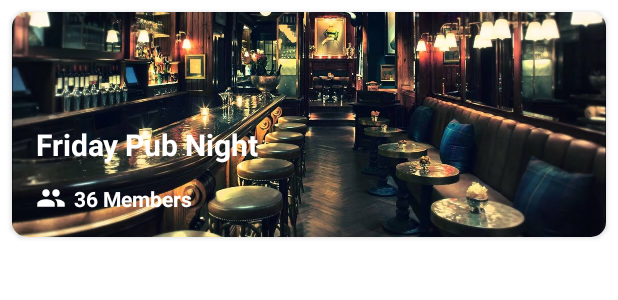
After one commit to Sespeck/NUMAD22Su_Team24_Puddle, an Android app: the layout map_puddle.xml on its own in the app's theme, with its tools: preview values and no code run, on a phone screen of 412 x 824 dp. The commit adds this screen. Shown: the top 300 px of the screen. Run offline under Robolectric (Android 15) with nearby library versions, the phone set to English and light mode, and no system bars.

Commit message:
Add marker callout xml and marker iconss

```diff
--- /dev/null
+++ b/app/src/main/res/drawable/member_icon.xml
@@ -0,0 +1,5 @@
+<vector android:height="24dp" android:tint="#FFFFFF"
+    android:viewportHeight="24" android:viewportWidth="24"
+    android:width="24dp" xmlns:android="http://schemas.android.com/apk/res/android">
+    <path android:fillColor="@android:color/white" android:pathData="M16,11c1.66,0 2.99,-1.34 2.99,-3S17.66,5 16,5c-1.66,0 -3,1.34 -3,3s1.34,3 3,3zM8,11c1.66,0 2.99,-1.34 2.99,-3S9.66,5 8,5C6.34,5 5,6.34 5,8s1.34,3 3,3zM8,13c-2.33,0 -7,1.17 -7,3.5L1,19h14v-2.5c0,-2.33 -4.67,-3.5 -7,-3.5zM16,13c-0.29,0 -0.62,0.02 -0.97,0.05 1.16,0.84 1.97,1.97 1.97,3.45L17,19h6v-2.5c0,-2.33 -4.67,-3.5 -7,-3.5z"/>
+</vector>
--- /dev/null
+++ b/app/src/main/res/layout/map_puddle.xml
@@ -0,0 +1,73 @@
+<?xml version="1.0" encoding="utf-8"?>
+<androidx.constraintlayout.widget.ConstraintLayout xmlns:android="http://schemas.android.com/apk/res/android"
+    xmlns:app="http://schemas.android.com/apk/res-auto"
+    xmlns:tools="http://schemas.android.com/tools"
+    android:layout_width="match_parent"
+    android:layout_height="wrap_content"
+    android:backgroundTint="#FFFFFF">
+
+    <androidx.cardview.widget.CardView
+        android:layout_width="match_parent"
+        android:layout_height="wrap_content"
+        android:layout_marginBottom="8dp"
+        android:layout_marginEnd="8dp"
+        android:layout_marginStart="8dp"
+        android:layout_marginTop="8dp"
+        android:background="@color/white"
+        android:backgroundTint="#FFFFFF"
+        app:cardCornerRadius="10dp"
+        app:contentPadding="0dp"
+        app:layout_constraintBottom_toBottomOf="parent"
+        app:layout_constraintEnd_toEndOf="parent"
+        app:layout_constraintStart_toStartOf="parent"
+        app:layout_constraintTop_toTopOf="parent">
+
+        <RelativeLayout
+            android:layout_width="match_parent"
+            android:layout_height="match_parent">
+
+            <ImageView
+                android:id="@+id/puddle_bg"
+                android:layout_width="match_parent"
+                android:layout_height="150dp"
+                android:scaleType="centerCrop"
+                tools:srcCompat="@drawable/pub_night" />
+
+            <ImageView
+                android:id="@+id/members_icon"
+                android:layout_width="20dp"
+                android:layout_height="20dp"
+                android:layout_alignBottom="@+id/puddle_bg"
+                android:layout_marginLeft="16dp"
+                android:layout_marginBottom="16dp"
+                app:srcCompat="@drawable/member_icon" />
+
+            <TextView
+                android:id="@+id/members_count"
+                android:layout_width="wrap_content"
+                android:layout_height="wrap_content"
+                android:layout_alignLeft="@+id/members_icon"
+                android:layout_alignBottom="@+id/puddle_bg"
+                android:layout_marginLeft="25dp"
+                android:layout_marginBottom="16dp"
+                android:text="36 Members"
+                android:textColor="#FFFFFF"
+                android:textSize="@dimen/font_size_mid"
+                android:textStyle="bold" />
+
+            <TextView
+                android:id="@+id/puddle_name"
+                android:layout_width="match_parent"
+                android:layout_height="wrap_content"
+                android:layout_alignBottom="@+id/puddle_bg"
+                android:layout_marginLeft="16dp"
+                android:layout_marginRight="16dp"
+                android:layout_marginBottom="48dp"
+                android:text="Friday Pub Night"
+                android:textColor="#FFFFFF"
+                android:textSize="@dimen/font_size_large"
+                android:textStyle="bold" />
+
+        </RelativeLayout>
+    </androidx.cardview.widget.CardView>
+</androidx.constraintlayout.widget.ConstraintLayout>
```
Also changed, not shown: app/src/main/java/com/cs5520/assignments/numad22su_team24_puddle/MapActivity.java (+11 -20 lines), app/src/main/java/com/cs5520/assignments/numad22su_team24_puddle/model/PuddleMarker.java (added, +32 -0 lines), app/src/main/java/com/cs5520/assignments/numad22su_team24_puddle/services/MapService.java (renamed from app/src/main/java/com/cs5520/assignments/numad22su_team24_puddle/services/LocationService.java, +11 -1 lines), app/src/main/res/drawable/book_marker.png (added), app/src/main/res/drawable/finance_marker.png (added), app/src/main/res/drawable/music_marker.png (added), app/src/main/res/drawable/pub_night.jpeg (added), app/src/main/res/drawable/sports_marker.png (added), app/src/main/res/drawable/trravel_marker.png (added).
